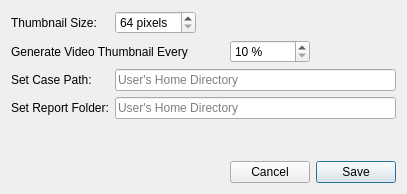
pjrinaldi/wombatforensics, file settingsdialog.ui: the form before one commit.
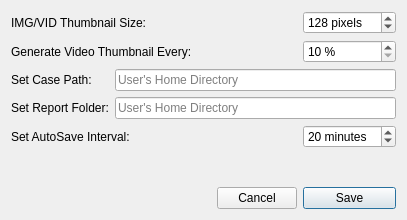
The form after the commit.

The edit to the form file:
```diff
--- a/settingsdialog.ui
+++ b/settingsdialog.ui
@@ -10,7 +10,7 @@
     <x>0</x>
     <y>0</y>
     <width>407</width>
-    <height>194</height>
+    <height>220</height>
    </rect>
   </property>
   <property name="windowTitle">
@@ -20,7 +20,14 @@
    <bool>true</bool>
   </property>
   <layout class="QGridLayout" name="gridLayout">
-   <item row="4" column="1">
+   <item row="2" column="0">
+    <widget class="QLabel" name="casepathlabel">
+     <property name="text">
+      <string>Set Case Path:</string>
+     </property>
+    </widget>
+   </item>
+   <item row="5" column="1">
     <spacer name="verticalSpacer">
      <property name="orientation">
       <enum>Qt::Vertical</enum>
@@ -33,40 +40,7 @@
      </property>
     </spacer>
    </item>
-   <item row="2" column="0">
-    <widget class="QLabel" name="casepathlabel">
-     <property name="text">
-      <string>Set Case Path:</string>
-     </property>
-    </widget>
-   </item>
-   <item row="0" column="0">
-    <widget class="QLabel" name="thumbnaillabel">
-     <property name="sizePolicy">
-      <sizepolicy hsizetype="Preferred" vsizetype="Preferred">
-       <horstretch>0</horstretch>
-       <verstretch>0</verstretch>
-      </sizepolicy>
-     </property>
-     <property name="text">
-      <string>Thumbnail Size:</string>
-     </property>
-     <property name="scaledContents">
-      <bool>false</bool>
-     </property>
-    </widget>
-   </item>
-   <item row="5" column="4">
-    <widget class="QPushButton" name="savebutton">
-     <property name="text">
-      <string>Save</string>
-     </property>
-     <property name="default">
-      <bool>true</bool>
-     </property>
-    </widget>
-   </item>
-   <item row="5" column="3">
+   <item row="6" column="3">
     <widget class="QPushButton" name="cancelbutton">
      <property name="text">
       <string>Cancel</string>
@@ -89,34 +63,6 @@
      </property>
     </widget>
    </item>
-   <item row="0" column="1">
-    <widget class="QSpinBox" name="thumbnailspinbox">
-     <property name="readOnly">
-      <bool>false</bool>
-     </property>
-     <property name="correctionMode">
-      <enum>QAbstractSpinBox::CorrectToNearestValue</enum>
-     </property>
-     <property name="showGroupSeparator" stdset="0">
-      <bool>false</bool>
-     </property>
-     <property name="suffix">
-      <string> pixels</string>
-     </property>
-     <property name="minimum">
-      <number>64</number>
-     </property>
-     <property name="maximum">
-      <number>320</number>
-     </property>
-     <property name="singleStep">
-      <number>64</number>
-     </property>
-     <property name="value">
-      <number>64</number>
-     </property>
-    </widget>
-   </item>
    <item row="3" column="0">
     <widget class="QLabel" name="reportpathlabel">
      <property name="text">
@@ -137,14 +83,39 @@
      </property>
     </widget>
    </item>
-   <item row="1" column="0" colspan="2">
-    <widget class="QLabel" name="videolabel">
+   <item row="6" column="4">
+    <widget class="QPushButton" name="savebutton">
      <property name="text">
-      <string>Generate Video Thumbnail Every</string>
+      <string>Save</string>
      </property>
+     <property name="default">
+      <bool>true</bool>
+     </property>
     </widget>
    </item>
-   <item row="1" column="3">
+   <item row="4" column="4">
+    <widget class="QSpinBox" name="autosavespinbox">
+     <property name="toolTip">
+      <string>Interval to Remove temp files and save checked and selected states</string>
+     </property>
+     <property name="suffix">
+      <string> minutes</string>
+     </property>
+     <property name="minimum">
+      <number>1</number>
+     </property>
+     <property name="maximum">
+      <number>120</number>
+     </property>
+     <property name="singleStep">
+      <number>1</number>
+     </property>
+     <property name="value">
+      <number>20</number>
+     </property>
+    </widget>
+   </item>
+   <item row="1" column="4">
     <widget class="QSpinBox" name="videospinbox">
      <property name="readOnly">
       <bool>false</bool>
@@ -165,7 +136,68 @@
       <number>100</number>
      </property>
      <property name="singleStep">
-      <number>10</number>
+      <number>5</number>
+     </property>
+    </widget>
+   </item>
+   <item row="0" column="4">
+    <widget class="QSpinBox" name="thumbnailspinbox">
+     <property name="readOnly">
+      <bool>false</bool>
+     </property>
+     <property name="correctionMode">
+      <enum>QAbstractSpinBox::CorrectToNearestValue</enum>
+     </property>
+     <property name="showGroupSeparator" stdset="0">
+      <bool>false</bool>
+     </property>
+     <property name="suffix">
+      <string> pixels</string>
+     </property>
+     <property name="minimum">
+      <number>64</number>
+     </property>
+     <property name="maximum">
+      <number>384</number>
+     </property>
+     <property name="singleStep">
+      <number>64</number>
+     </property>
+     <property name="value">
+      <number>128</number>
+     </property>
+    </widget>
+   </item>
+   <item row="1" column="0" colspan="4">
+    <widget class="QLabel" name="videolabel">
+     <property name="text">
+      <string>Generate Video Thumbnail Every:</string>
+     </property>
+    </widget>
+   </item>
+   <item row="4" column="0" colspan="3">
+    <widget class="QLabel" name="autosavelabel">
+     <property name="toolTip">
+      <string>When Saving, removes tmpfiles, stores checked and selected states</string>
+     </property>
+     <property name="text">
+      <string>Set AutoSave Interval:</string>
+     </property>
+    </widget>
+   </item>
+   <item row="0" column="0" colspan="2">
+    <widget class="QLabel" name="thumbnaillabel">
+     <property name="sizePolicy">
+      <sizepolicy hsizetype="Preferred" vsizetype="Preferred">
+       <horstretch>0</horstretch>
+       <verstretch>0</verstretch>
+      </sizepolicy>
+     </property>
+     <property name="text">
+      <string>IMG/VID Thumbnail Size:</string>
+     </property>
+     <property name="scaledContents">
+      <bool>false</bool>
      </property>
     </widget>
    </item>
```
